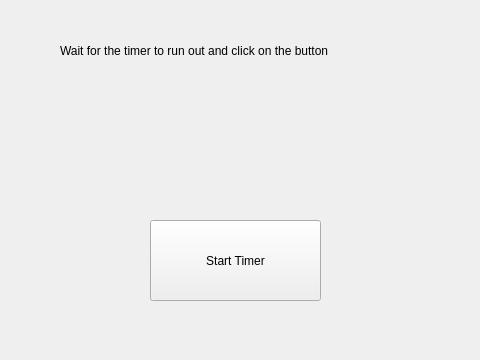
Old version of the form WinBlitz/WaitTimer.ui in the repository PyroWilDx/WinBlitz.
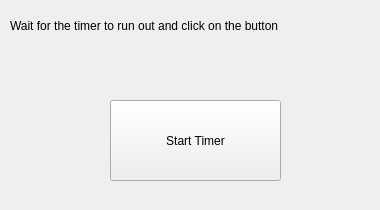
New version of the form.

The edit to the form file:
```diff
--- a/WinBlitz/WaitTimer.ui
+++ b/WinBlitz/WaitTimer.ui
@@ -6,8 +6,8 @@
    <rect>
     <x>0</x>
     <y>0</y>
-    <width>480</width>
-    <height>360</height>
+    <width>380</width>
+    <height>210</height>
    </rect>
   </property>
   <property name="windowTitle">
@@ -16,10 +16,10 @@
   <widget class="QLabel" name="Info1">
    <property name="geometry">
     <rect>
-     <x>60</x>
+     <x>10</x>
      <y>10</y>
-     <width>361</width>
-     <height>81</height>
+     <width>300</width>
+     <height>32</height>
     </rect>
    </property>
    <property name="text">
@@ -29,10 +29,10 @@
   <widget class="QLabel" name="Timer">
    <property name="geometry">
     <rect>
-     <x>100</x>
-     <y>110</y>
-     <width>311</width>
-     <height>61</height>
+     <x>10</x>
+     <y>40</y>
+     <width>300</width>
+     <height>16</height>
     </rect>
    </property>
    <property name="text">
@@ -42,8 +42,8 @@
   <widget class="QPushButton" name="Button">
    <property name="geometry">
     <rect>
-     <x>150</x>
-     <y>220</y>
+     <x>110</x>
+     <y>100</y>
      <width>171</width>
      <height>81</height>
     </rect>
```
